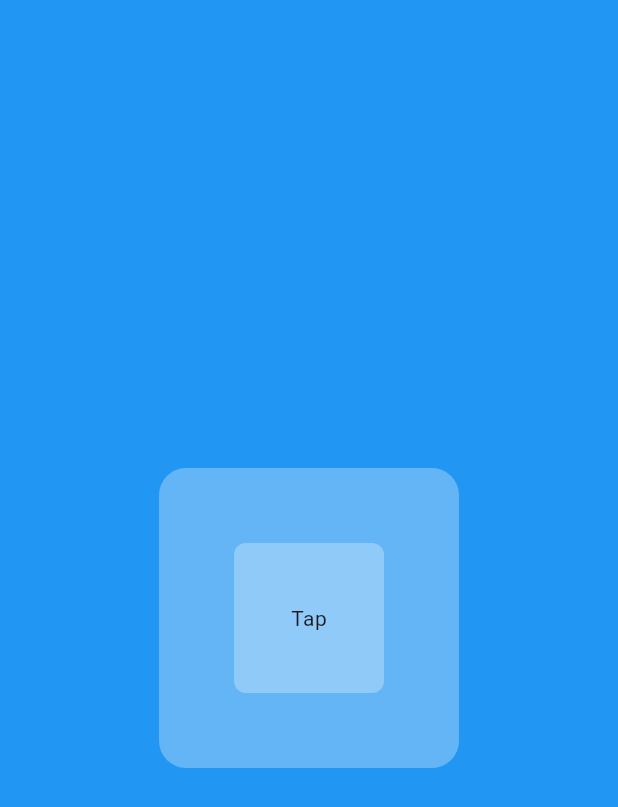
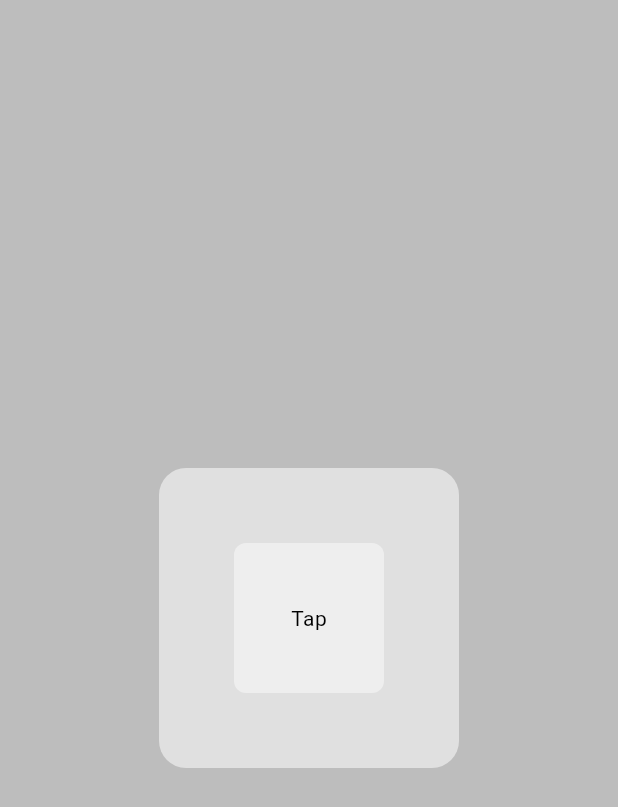
Before and after one commit to janabilabay/light_dark_mode, a Flutter app: the screen it shows after launch, on a phone screen of 412 x 824 dp. Shown: the top 807 px of the screen. Run offline on Flutter 3.47's test engine with Material 3 defaults, Android fonts, the phone set to English and light mode, and no system bars.

Commit message:
setting light and dark mode

```diff
--- a/lib/main.dart
+++ b/lib/main.dart
@@ -1,5 +1,6 @@
 import 'package:flutter/material.dart';
 import 'package:light_dark_mode/pages/home_page.dart';
+import 'package:light_dark_mode/theme/theme.dart';
 
 void main() {
   runApp(const MyApp());
@@ -10,9 +11,11 @@ class MyApp extends StatelessWidget {
 
   @override
   Widget build(BuildContext context) {
-    return const MaterialApp(
+    return MaterialApp(
       debugShowCheckedModeBanner: false,
-      home: HomePage(),
+      home: const HomePage(),
+      theme: lightMode,
+      darkTheme: darkMode,
     );
   }
 }
--- a/lib/pages/home_page.dart
+++ b/lib/pages/home_page.dart
@@ -8,12 +8,12 @@ class HomePage extends StatelessWidget {
   @override
   Widget build(BuildContext context) {
     return Scaffold(
-      backgroundColor: Colors.blue,
+      backgroundColor: Theme.of(context).colorScheme.background,
       body: Center(
         child: MyBox(
-          color: Colors.blue[300],
+          color: Theme.of(context).colorScheme.primary,
           child: MyButton(
-            color: Colors.blue[200],
+            color: Theme.of(context).colorScheme.secondary,
             onTap: () {},
           ),
         ),
--- /dev/null
+++ b/lib/theme/theme.dart
@@ -0,0 +1,19 @@
+import 'package:flutter/material.dart';
+
+ThemeData lightMode = ThemeData(
+  brightness: Brightness.light,
+  colorScheme: ColorScheme.light(
+    background: Colors.grey.shade400,
+    primary: Colors.grey.shade300,
+    secondary: Colors.grey.shade200,
+  ),
+);
+
+ThemeData darkMode = ThemeData(
+  brightness: Brightness.dark,
+  colorScheme: ColorScheme.dark(
+    background: Colors.grey.shade900,
+    primary: Colors.grey.shade800,
+    secondary: Colors.grey.shade700,
+  ),
+);
```
